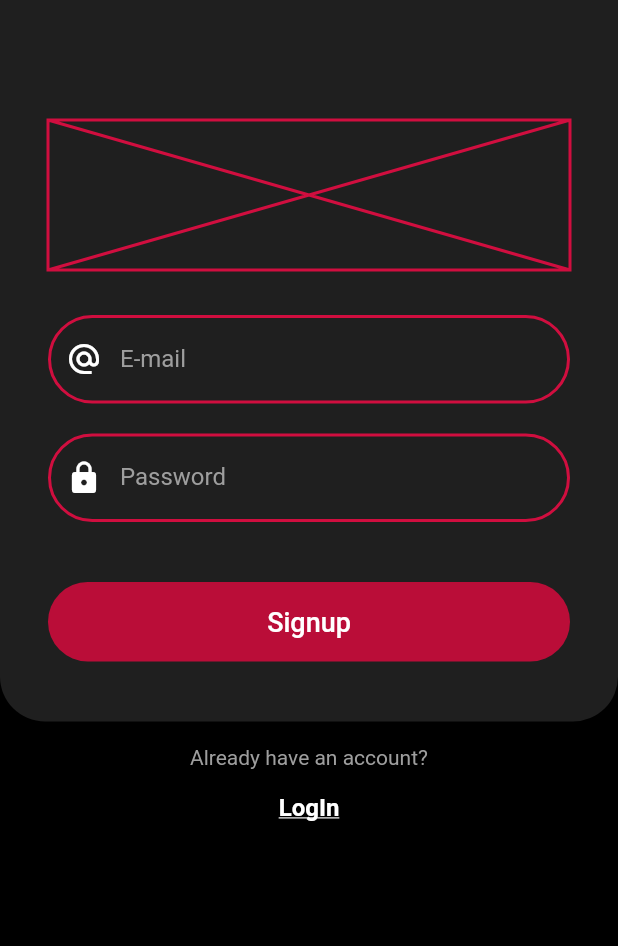
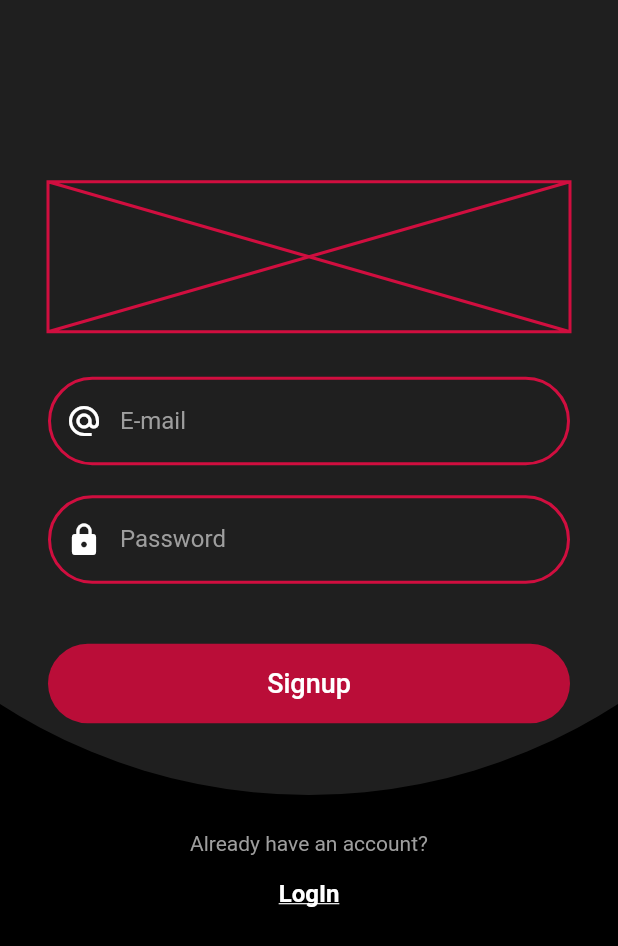
Before and after one commit to melwinlobo18/login_page_designs, a Flutter app: the Login2 screen opened by its route, after a tap on "SignUp", on a phone screen of 412 x 824 dp. Shown: the top 946 px of the screen. Run offline on Flutter 3.47's test engine with Material 2 defaults, Android fonts, the phone set to English and light mode, and no system bars; our stand-ins replace flare_flutter.

Commit message:
Added Page View to Gallery

```diff
--- a/lib/gallery.dart
+++ b/lib/gallery.dart
@@ -1,44 +1,97 @@
 import 'package:flutter/material.dart';
 
-class Gallery extends StatelessWidget {
+class _PageSelector extends StatelessWidget {
+  const _PageSelector({this.cards});
+
+  final List<GestureDetector> cards;
+
+  void _handleArrowButtonPress(BuildContext context, int delta) {
+    final TabController controller = DefaultTabController.of(context);
+    if (!controller.indexIsChanging)
+      controller
+          .animateTo((controller.index + delta).clamp(0, cards.length - 1));
+  }
+
   @override
   Widget build(BuildContext context) {
+    final TabController controller = DefaultTabController.of(context);
+    final Color color = Theme.of(context).accentColor;
     return SafeArea(
-      child: Scaffold(
-        backgroundColor: Colors.grey[300],
-        body: ListView(
-          scrollDirection: Axis.horizontal,
+      child: Column(
         children: <Widget>[
-            cards(
-                context: context,
-                imgPath: 'images/Login1.jpeg',
-                onTap: () {
-                  Navigator.pushNamed(context, '/login1');
-                }),
-            cards(
-                context: context,
-                imgPath: 'images/Login2.jpeg',
-                onTap: () {
-                  Navigator.pushNamed(context, '/login2');
-                }),
-            cards(
-                context: context,
-                imgPath: 'images/Login3.jpeg',
-                onTap: () {
-                  Navigator.pushNamed(context, '/login3');
-                })
+          Container(
+            margin: const EdgeInsets.only(top: 16.0),
+            child: Row(
+              children: <Widget>[
+                IconButton(
+                  icon: const Icon(Icons.chevron_left),
+                  color: color,
+                  onPressed: () {
+                    _handleArrowButtonPress(context, -1);
+                  },
+                  tooltip: 'Page back',
+                ),
+                TabPageSelector(controller: controller),
+                IconButton(
+                  icon: const Icon(Icons.chevron_right),
+                  color: color,
+                  onPressed: () {
+                    _handleArrowButtonPress(context, 1);
+                  },
+                  tooltip: 'Page forward',
+                ),
               ],
+              mainAxisAlignment: MainAxisAlignment.spaceBetween,
             ),
+          ),
+          Flexible(
+            child: Container(
+              margin: EdgeInsets.only(top: 60),
+              height: 560,
+              width: 360,
+              child: TabBarView(
+                children: cards.map<Widget>((GestureDetector cards) {
+                  return cards;
+                }).toList(),
+              ),
+            ),
+          ),
+        ],
       ),
     );
   }
+}
 
-  Center cards({BuildContext context, String imgPath, Function onTap}) {
-    return Center(
-      child: Container(
-        height: 450,
-        width: 300,
-        child: GestureDetector(
+class Gallery extends StatelessWidget {
+  static const String routeName = '/material/page-selector';
+
+  List cardList(BuildContext context) {
+    final List<GestureDetector> cards = <GestureDetector>[
+      Cards(imgPath: 'images/Login1.jpeg', path: '/login1').build(context),
+      Cards(imgPath: 'images/Login2.png', path: '/login2').build(context),
+      Cards(imgPath: 'images/Login3.jpeg', path: '/login3').build(context)
+    ];
+    return cards;
+  }
+
+  @override
+  Widget build(BuildContext context) {
+    return Scaffold(
+      body: DefaultTabController(
+        length: cardList(context).length,
+        child: _PageSelector(cards: cardList(context)),
+      ),
+    );
+  }
+}
+
+class Cards extends StatelessWidget {
+  final String imgPath;
+  final String path;
+  Cards({this.imgPath, this.path});
+  @override
+  Widget build(BuildContext context) {
+    return GestureDetector(
         child: Card(
           semanticContainer: true,
           clipBehavior: Clip.antiAliasWithSaveLayer,
@@ -49,9 +102,8 @@ class Gallery extends StatelessWidget {
           elevation: 5,
           margin: EdgeInsets.all(10),
         ),
-          onTap: onTap,
-        ),
-      ),
-    );
+        onTap: () {
+          Navigator.pushNamed(context, path);
+        });
   }
 }
--- a/lib/loginpage2.dart
+++ b/lib/loginpage2.dart
@@ -4,24 +4,25 @@ class Login2 extends StatelessWidget {
   @override
   Widget build(BuildContext context) {
     return SafeArea(
+      child: CustomPaint(
+        foregroundPainter: ShapesPainter(),
         child: Scaffold(
           backgroundColor: Colors.black,
           body: ListView(
-          physics: NeverScrollableScrollPhysics(),
             children: <Widget>[
               Padding(
                 padding: const EdgeInsets.symmetric(horizontal: 32.0),
                 child: Column(
                   crossAxisAlignment: CrossAxisAlignment.stretch,
                   children: <Widget>[
-                  Padding(
-                    padding: const EdgeInsets.only(top: 80.0),
-                    child: Container(
+                    SizedBox(
+                      height: MediaQuery.of(context).size.height * 0.2,
+                    ),
+                    Container(
                       height: 100,
                       width: 100,
                       child: Placeholder(
                         color: Color(0xFFD00E3F),
-                      ),
                       ),
                     ),
                     inputField(
@@ -62,19 +63,10 @@ class Login2 extends StatelessWidget {
                   ],
                 ),
               ),
-            Container(
-              height: 200,
-              decoration: BoxDecoration(
-                color: Colors.white12,
-                borderRadius: BorderRadius.only(
-                  topLeft: const Radius.circular(30.0),
-                  topRight: const Radius.circular(30.0),
-                ),
-              ),
-              child: Column(
+              Column(
                 children: <Widget>[
                   Padding(
-                    padding: const EdgeInsets.symmetric(vertical: 16.0),
+                    padding: const EdgeInsets.only(top: 32.0, bottom: 16),
                     child: Center(
                       child: Text(
                         'Don\'t have an account?',
@@ -100,9 +92,9 @@ class Login2 extends StatelessWidget {
                     ),
                   ),
                 ],
-              ),
               )
             ],
+          ),
         ),
       ),
     );
@@ -137,3 +129,16 @@ Padding inputField({EdgeInsets padding, String text, IconData icon}) {
     ),
   );
 }
+
+class ShapesPainter extends CustomPainter {
+  @override
+  void paint(Canvas canvas, Size size) {
+    final paint = Paint();
+    paint.color = Colors.white12;
+    var center = Offset(size.width / 2, size.height + 200);
+    canvas.drawCircle(center, 380.0, paint);
+  }
+
+  @override
+  bool shouldRepaint(CustomPainter oldDelegate) => false;
+}
--- a/lib/main.dart
+++ b/lib/main.dart
@@ -21,7 +21,7 @@ class Home extends StatelessWidget {
         '/login2': (context) => Login2(),
         '/registration2': (context) => Registration2(),
         '/login3': (context) => Login3(),
-        '/registration3': (context) => Registration3()
+        '/registration3': (context) => Registration3(),
       },
     );
   }
--- a/lib/registrationpage2.dart
+++ b/lib/registrationpage2.dart
@@ -29,20 +29,18 @@ class _Registration2State extends State<Registration2> {
         autovalidate: _autoValidate,
         child: Scaffold(
           backgroundColor: Colors.black,
-          body: ListView(
+          body: CustomPaint(
+            painter: ShapesPainter(),
+            child: ListView(
               children: <Widget>[
-              Container(
-                decoration: BoxDecoration(
-                  color: Colors.white12,
-                  borderRadius: BorderRadius.only(
-                    bottomLeft: const Radius.circular(30.0),
-                    bottomRight: const Radius.circular(30.0),
-                  ),
-                ),
-                padding: EdgeInsets.symmetric(horizontal: 32),
+                Padding(
+                  padding: const EdgeInsets.symmetric(horizontal: 32.0),
                   child: Column(
                     crossAxisAlignment: CrossAxisAlignment.stretch,
                     children: <Widget>[
+                      SizedBox(
+                        height: MediaQuery.of(context).size.height * 0.05,
+                      ),
                       Padding(
                         padding: const EdgeInsets.only(top: 80.0),
                         child: Container(
@@ -82,7 +80,7 @@ class _Registration2State extends State<Registration2> {
                   ),
                 ),
                 Padding(
-                padding: const EdgeInsets.symmetric(vertical: 16.0),
+                  padding: const EdgeInsets.only(top: 32.0, bottom: 16.0),
                   child: Center(
                     child: Text(
                       'Already have an account?',
@@ -108,6 +106,7 @@ class _Registration2State extends State<Registration2> {
                   ),
                 ),
               ],
+            ),
           ),
         ),
       ),
@@ -152,3 +151,20 @@ Padding inputField(
     ),
   );
 }
+
+class ShapesPainter extends CustomPainter {
+  @override
+  void paint(Canvas canvas, Size size) {
+    final paint = Paint();
+    // set the color property of the paint
+    paint.color = Colors.white12;
+    // center of the canvas is (x,y) => (width/2, height/2)
+    var center = Offset(size.width / 2, 150);
+
+    // draw the circle on centre of canvas having radius 75.0
+    canvas.drawCircle(center, 380.0, paint);
+  }
+
+  @override
+  bool shouldRepaint(CustomPainter oldDelegate) => false;
+}
```
Also changed, not shown: lib/loginpage1.dart (+8 -8 lines), lib/loginpage3.dart (+20 -9 lines), lib/registrationpage3.dart (+7 -2 lines), images/Login2.jpeg (deleted), images/Login2.png (added). Lines whose indentation alone changed are shown as unchanged.
